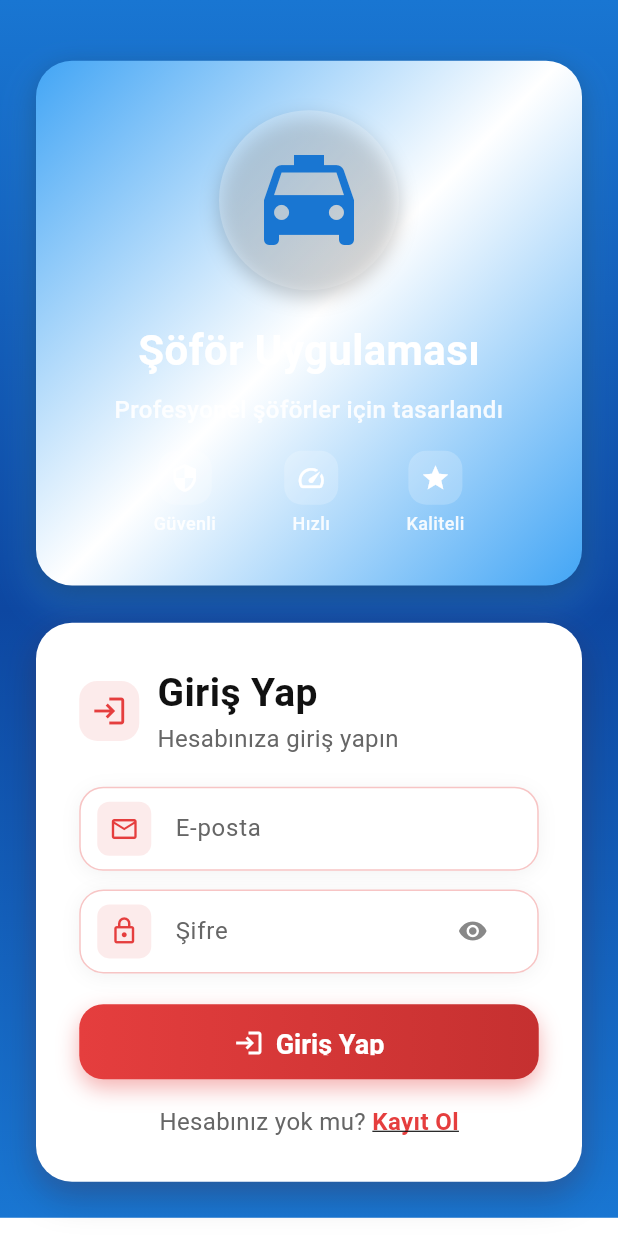
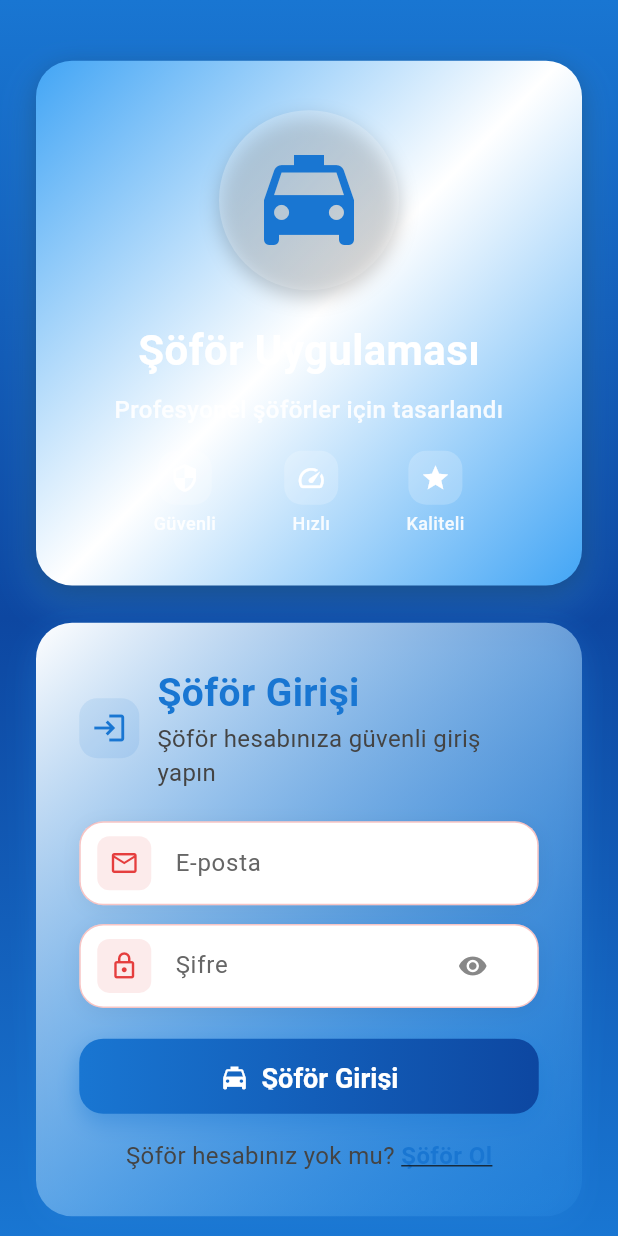
Before and after one commit to ilaydaksoy/sofor-driver-app, a Flutter app: the screen it shows after launch, on a phone screen of 412 x 824 dp. Run offline on Flutter 3.47's test engine with Material 3 defaults, Android fonts, the phone set to English and light mode, and no system bars; our stand-ins replace shared_preferences; accounts and stored records are empty.

Commit message:
ŞÖFÖR UYGULAMASI: Login tamamen mavi tema, şöföre özel metinler, Chat düzeltildi

```diff
--- a/lib/screens/chat_screen.dart
+++ b/lib/screens/chat_screen.dart
@@ -1122,17 +1122,4 @@ class _ChatDetailScreenState extends State<ChatDetailScreen> {
     });
     // TODO: Ses oynatma/durdurma
   }
-
-  void _sendMessage() {
-    if (_messageController.text.trim().isNotEmpty) {
-      setState(() {
-        _messages.add({
-          'text': _messageController.text.trim(),
-          'isMe': true,
-          'time': DateTime.now().toString().substring(11, 16),
-        });
-      });
-      _messageController.clear();
-    }
-  }
 }
--- a/lib/screens/login_screen.dart
+++ b/lib/screens/login_screen.dart
@@ -240,16 +240,23 @@ class _LoginScreenState extends State<LoginScreen> with TickerProviderStateMixin
                           child: Container(
                                                          padding: EdgeInsets.all(MediaQuery.of(context).size.width * 0.07),
                             decoration: BoxDecoration(
-                              color: Colors.white,
+                              gradient: LinearGradient(
+                                begin: Alignment.topLeft,
+                                end: Alignment.bottomRight,
+                                colors: [
+                                  Colors.white,
+                                  Color(AppConstants.accentColorValue).withOpacity(0.1),
+                                ],
+                              ),
                               borderRadius: BorderRadius.circular(24),
                               boxShadow: [
                                 BoxShadow(
-                                  color: Colors.black.withOpacity(0.2),
+                                  color: Color(AppConstants.primaryColorValue).withOpacity(0.3),
                                   blurRadius: 20,
                                   offset: Offset(0, 10),
                                 ),
                                 BoxShadow(
-                                  color: Color(0xFFE53E3E).withOpacity(0.1),
+                                  color: Color(AppConstants.accentColorValue).withOpacity(0.1),
                                   blurRadius: 15,
                                   offset: Offset(0, 5),
                                 ),
@@ -263,12 +270,12 @@ class _LoginScreenState extends State<LoginScreen> with TickerProviderStateMixin
                                     Container(
                                       padding: EdgeInsets.all(8),
                                       decoration: BoxDecoration(
-                                        color: Color(0xFFE53E3E).withOpacity(0.1),
+                                        color: Color(AppConstants.primaryColorValue).withOpacity(0.1),
                                         borderRadius: BorderRadius.circular(12),
                                       ),
                                       child: Icon(
                                         Icons.login,
-                                        color: Color(0xFFE53E3E),
+                                        color: Color(AppConstants.primaryColorValue),
                                         size: 24,
                                       ),
                                     ),
@@ -278,17 +285,17 @@ class _LoginScreenState extends State<LoginScreen> with TickerProviderStateMixin
                                         crossAxisAlignment: CrossAxisAlignment.start,
                                         children: [
                                           Text(
-                                            'Giriş Yap',
+                                            'Şöför Girişi',
                                             style: TextStyle(
-                                              color: Color(0xFF111111),
+                                              color: Color(AppConstants.primaryColorValue),
                                               fontSize: 26,
                                               fontWeight: FontWeight.bold,
                                             ),
                                           ),
                                           Text(
-                                            'Hesabınıza giriş yapın',
+                                            'Şöför hesabınıza güvenli giriş yapın',
                                             style: TextStyle(
-                                              color: Color(0xFF666666),
+                                              color: Color(AppConstants.textSecondaryColorValue),
                                               fontSize: 16,
                                             ),
                                           ),
@@ -366,14 +373,14 @@ class _LoginScreenState extends State<LoginScreen> with TickerProviderStateMixin
                                       begin: Alignment.centerLeft,
                                       end: Alignment.centerRight,
                                       colors: [
-                                        Color(0xFFE53E3E),
-                                        Color(0xFFC53030),
+                                        Color(AppConstants.primaryColorValue),
+                                        Color(AppConstants.secondaryColorValue),
                                       ],
                                     ),
                                     borderRadius: BorderRadius.circular(16),
                                     boxShadow: [
                                       BoxShadow(
-                                        color: Color(0xFFE53E3E).withOpacity(0.4),
+                                        color: Color(AppConstants.primaryColorValue).withOpacity(0.4),
                                         blurRadius: 12,
                                         offset: Offset(0, 6),
                                       ),
@@ -401,13 +408,13 @@ class _LoginScreenState extends State<LoginScreen> with TickerProviderStateMixin
                                             mainAxisAlignment: MainAxisAlignment.center,
                                             children: [
                                               Icon(
-                                                Icons.login,
+                                                Icons.local_taxi,
                                                 color: Colors.white,
                                                 size: 20,
                                               ),
                                               const SizedBox(width: 8),
                                               Text(
-                                                'Giriş Yap',
+                                                'Şöför Girişi',
                                                 style: TextStyle(
                                                   fontSize: 18,
                                                   fontWeight: FontWeight.bold,
@@ -425,9 +432,9 @@ class _LoginScreenState extends State<LoginScreen> with TickerProviderStateMixin
                                   mainAxisAlignment: MainAxisAlignment.center,
                                   children: [
                                     Text(
-                                      'Hesabınız yok mu? ',
+                                      'Şöför hesabınız yok mu? ',
                                       style: TextStyle(
-                                        color: Color(0xFF666666),
+                                        color: Color(AppConstants.textSecondaryColorValue),
                                         fontSize: 16,
                                       ),
                                     ),
@@ -438,9 +445,9 @@ class _LoginScreenState extends State<LoginScreen> with TickerProviderStateMixin
                                         );
                                       },
                                       child: Text(
-                                        'Kayıt Ol',
+                                        'Şöför Ol',
                                         style: TextStyle(
-                                          color: Color(0xFFE53E3E),
+                                          color: Color(AppConstants.primaryColorValue),
                                           fontSize: 16,
                                           fontWeight: FontWeight.bold,
                                           decoration: TextDecoration.underline,
```
